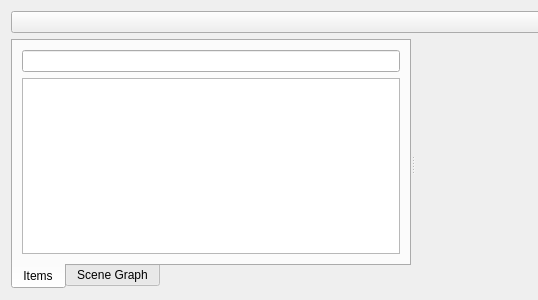
The window that plugins/quickinspector/quickinspectorwidget.ui (KDAB/GammaRay) describes before a commit, drawn with Qt 5; both pictures show x 0 to 538 and y 0 to 300 of the 826 by 300 pixel window.
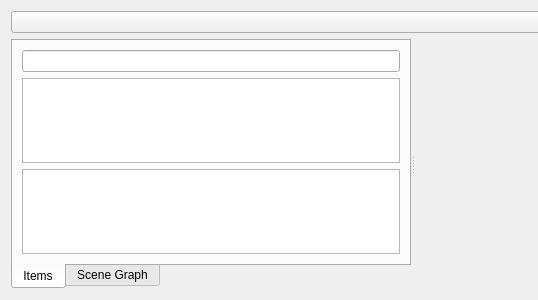
The same window after the commit. Custom widgets are drawn as their Qt base class.

What changed in the file:
```diff
--- a/plugins/quickinspector/quickinspectorwidget.ui
+++ b/plugins/quickinspector/quickinspectorwidget.ui
@@ -44,6 +44,9 @@
          <item>
           <widget class="QLineEdit" name="itemTreeSearchLine"/>
          </item>
+         <item>
+          <widget class="GammaRay::ObjectsFavoriteView" name="favoritesTreeView"/>
+         </item>
          <item>
           <widget class="GammaRay::DeferredTreeView" name="itemTreeView">
            <property name="contextMenuPolicy">
@@ -183,6 +186,11 @@
    <header location="global">ui/propertywidget.h</header>
    <container>1</container>
   </customwidget>
+  <customwidget>
+   <class>GammaRay::ObjectsFavoriteView</class>
+   <extends>QTreeView</extends>
+   <header location="global">ui/favoritesitemview.h</header>
+  </customwidget>
  </customwidgets>
  <resources/>
  <connections>
```
